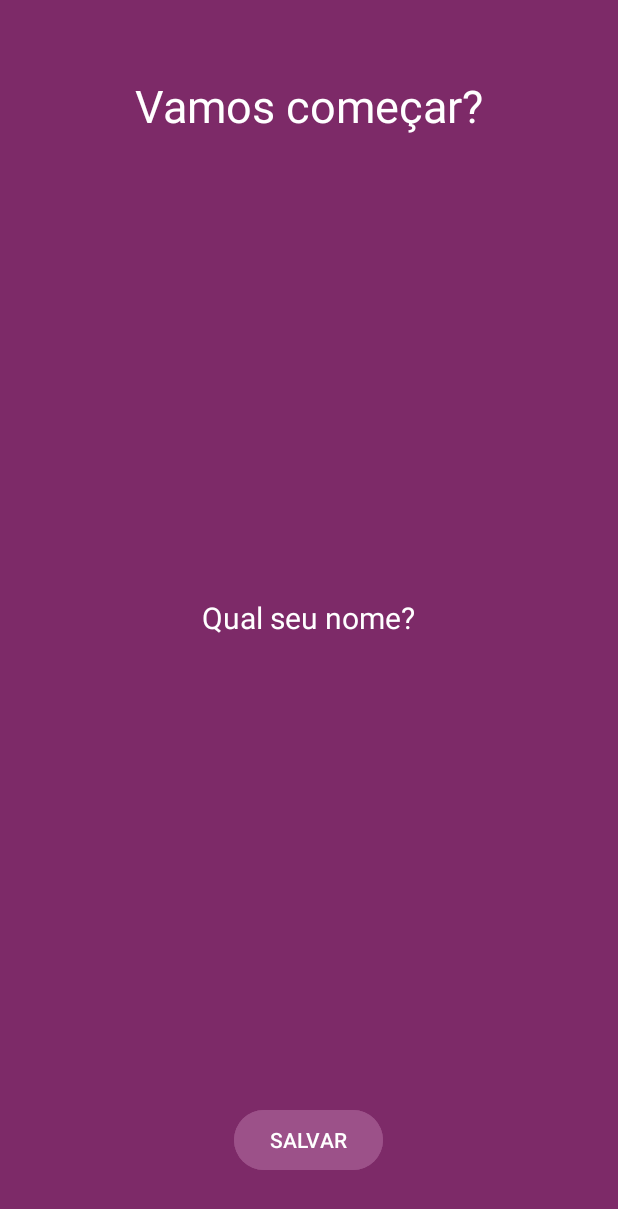
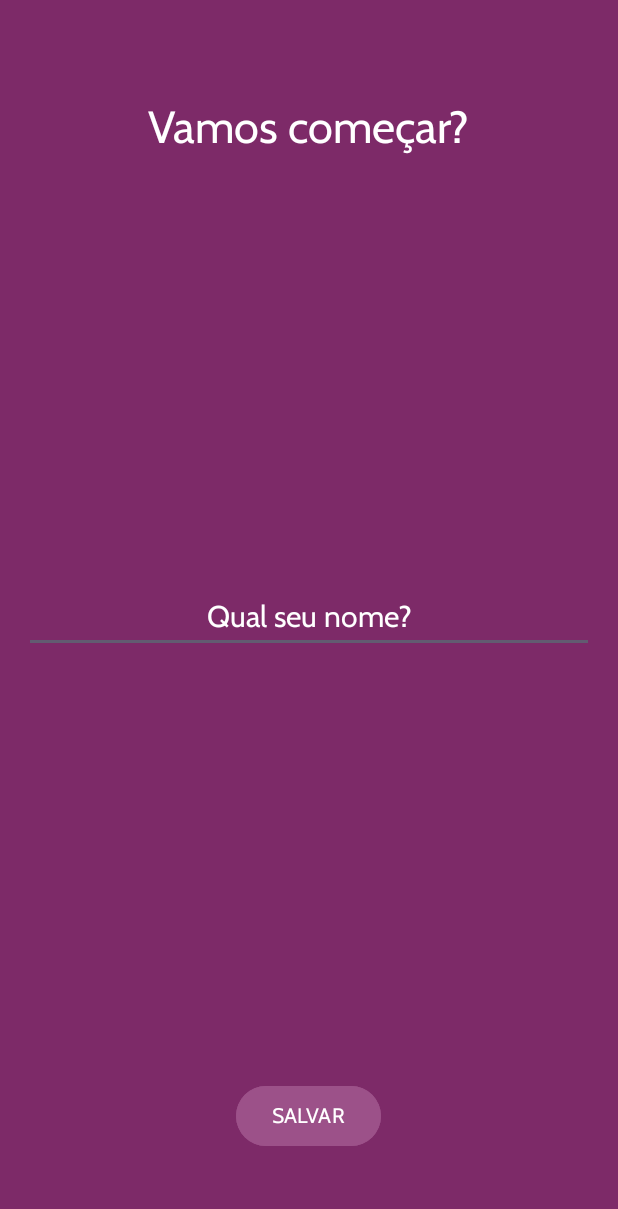
Before and after one commit to marcelopython/appMotivation, an Android app: the layout activity_user.xml on its own in the app's theme, with its tools: preview values and no code run, on a phone screen of 412 x 824 dp. Shown: the top 1209 px of the screen. Run offline under Robolectric (Android 15) with nearby library versions, the phone set to English and light mode, and no system bars.

```diff
--- a/app/src/main/res/layout/activity_user.xml
+++ b/app/src/main/res/layout/activity_user.xml
@@ -5,6 +5,7 @@
     android:layout_width="match_parent"
     android:layout_height="match_parent"
     android:background="@color/purple"
+    android:padding="16dp"
     tools:context=".UserActivity">
 
     <TextView
@@ -13,28 +14,25 @@
         android:text="@string/vamos_come_ar"
         android:textColor="@color/white"
         android:textSize="30dp"
+        android:fontFamily="@font/cabin"
         android:layout_centerHorizontal="true"
         android:layout_marginTop="50dp"
         android:id="@+id/start_text"
     />
 
-    <TextView
-        android:layout_width="wrap_content"
+    <EditText
+        android:layout_width="match_parent"
         android:layout_height="wrap_content"
-        android:text="@string/qual_seu_nome"
-        android:textColor="@color/white"
+        android:hint="@string/qual_seu_nome"
+        android:textColorHint="@color/white"
         android:textSize="20dp"
         android:layout_centerHorizontal="true"
         android:layout_marginTop="50dp"
         android:layout_centerInParent="true"
-        android:id="@+id/what_name"
-    />
-    <View
-        android:layout_width="match_parent"
-        android:layout_height="30dp"
-        android:layout_below="@+id/what_name"
-        android:layout_centerHorizontal="true"
-        android:backgroundTint="@color/black"
+        android:id="@+id/edit_text"
+        android:textAlignment="center"
+        android:fontFamily="@font/cabin"
+        android:textColor="@color/white"
     />
 
     <Button
@@ -46,6 +44,7 @@
         android:layout_marginBottom="40dp"
         android:backgroundTint="@color/purple_01"
         android:id="@+id/btn_save"
+        android:fontFamily="@font/cabin"
     />
 
 </RelativeLayout>
--- a/app/src/main/res/values/strings.xml
+++ b/app/src/main/res/values/strings.xml
@@ -6,4 +6,6 @@
     <string name="vamos_come_ar">Vamos começar?</string>
     <string name="salvar">SALVAR</string>
     <string name="qual_seu_nome">Qual seu nome?</string>
+
+    <string name="validation_mandatory_name">Informe seu nome</string>
 </resources>
```
Also changed, not shown: app/src/main/AndroidManifest.xml (+11 -7 lines), app/src/main/java/com/example/motivation/UserActivity.kt (+24 -1 lines).
